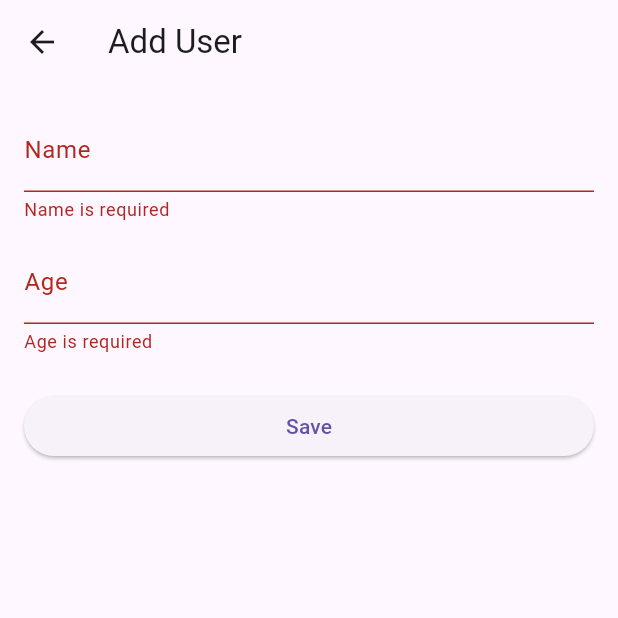
After one commit to PhamCongDung/learning_flutter, a Flutter app: the UserFormPage screen opened directly, after a tap on "Save", on a phone screen of 412 x 824 dp, the top half of it. The commit adds this screen. Run offline on Flutter 3.47's test engine with Material 3 defaults, Android fonts, the phone set to English and light mode, and no system bars.

Commit message:
Add : EditPage

```diff
--- /dev/null
+++ b/userhub/lib/pages/user_form_page.dart
@@ -0,0 +1,88 @@
+import 'package:flutter/material.dart';
+import 'package:userhub/models/user.dart';
+
+class UserFormPage extends StatefulWidget {
+  final User? initialUser;
+  const UserFormPage({super.key, this.initialUser});
+  @override
+  State<UserFormPage> createState() => _UserFormPageState();
+}
+
+class _UserFormPageState extends State<UserFormPage> {
+  final _formKey = GlobalKey<FormState>();
+  late final TextEditingController _nameController;
+  late final TextEditingController _ageController;
+  bool get _isEdit => widget.initialUser != null;
+  @override
+  void initState() {
+    super.initState();
+    final u = widget.initialUser;
+    _nameController = TextEditingController(text: u?.name ?? '');
+    _ageController = TextEditingController(text: u?.age.toString() ?? '');
+  }
+
+  @override
+  void dispose() {
+    _nameController.dispose();
+    _ageController.dispose();
+    super.dispose();
+  }
+
+  void _submit() {
+    if (!_formKey.currentState!.validate()) return;
+    final name = _nameController.text.trim();
+    final age = int.parse(_ageController.text.trim());
+    final id = _isEdit
+        ? widget.initialUser!.id
+        : DateTime.now().microsecondsSinceEpoch.toString();
+    final result = User(id: id, name: name, age: age);
+    Navigator.pop(context, result);
+  }
+
+  @override
+  Widget build(BuildContext context) {
+    // TODO: implement build
+    return Scaffold(
+      appBar: AppBar(title: Text(_isEdit ? 'Edit User' : 'Add User')),
+      body: Padding(
+        padding: const EdgeInsets.all(16),
+        child: Form(
+          key: _formKey,
+          child: Column(
+            children: [
+              TextFormField(
+                controller: _nameController,
+                decoration: const InputDecoration(labelText: 'Name'),
+                validator: (v) {
+                  if (v == null || v.trim().isEmpty) return 'Name is required';
+                  return null;
+                },
+              ),
+              const SizedBox(height: 12),
+              TextFormField(
+                controller: _ageController,
+                decoration: const InputDecoration(labelText: 'Age'),
+                keyboardType: TextInputType.number,
+                validator: (v) {
+                  if (v == null || v.trim().isEmpty) return 'Age is required';
+                  final age = int.tryParse(v.trim());
+                  if (age == null) return 'Age must be a number';
+                  if (age < 0) return 'Age must be > 0';
+                  return null;
+                },
+              ),
+              const SizedBox(height: 24),
+              SizedBox(
+                width: double.infinity,
+                child: ElevatedButton(
+                  onPressed: _submit,
+                  child: Text(_isEdit ? 'Save Changes' : 'Save'),
+                ),
+              ),
+            ],
+          ),
+        ),
+      ),
+    );
+  }
+}
--- a/userhub/lib/pages/user_list_page.dart
+++ b/userhub/lib/pages/user_list_page.dart
@@ -3,6 +3,7 @@ import 'package:userhub/models/user.dart';
 import 'package:userhub/data/fake_api.dart';
 import 'package:userhub/pages/add_user_page.dart';
 import 'package:userhub/pages/user_detail_page.dart';
+import 'package:userhub/pages/user_form_page.dart';
 
 class UserListPage extends StatefulWidget {
   const UserListPage({super.key});
@@ -35,11 +36,25 @@ class _UserListPageState extends State<UserListPage> {
   Future<void> _openAddUser() async {
     final newUser = await Navigator.push<User>(
       context,
-      MaterialPageRoute(builder: (_) => const AddUserPage()),
+      // MaterialPageRoute(builder: (_) => const AddUserPage()),
+      MaterialPageRoute(builder: (_) => const UserFormPage()),
     );
     if (newUser != null) {
       setState(() {
         _user.add(newUser);
+      });
+    }
+  }
+
+  Future<void> _openEdit(User user) async {
+    final updatedUser = await Navigator.push<User>(
+      context,
+      MaterialPageRoute(builder: (_) => UserFormPage(initialUser: user)),
+    );
+    if (updatedUser != null) {
+      setState(() {
+        final index = _user.indexWhere((u) => u.id == updatedUser.id);
+        if (index != -1) _user[index] = updatedUser;
       });
     }
   }
@@ -54,7 +69,7 @@ class _UserListPageState extends State<UserListPage> {
           IconButton(icon: const Icon(Icons.add), onPressed: _openAddUser),
         ],
       ),
-      body: FutureBuilder(
+      body: FutureBuilder<List<User>>(
         future: _futureUsers,
         builder: (context, snapshot) {
           if (snapshot.connectionState == ConnectionState.waiting) {
@@ -76,6 +91,7 @@ class _UserListPageState extends State<UserListPage> {
                 title: Text(user.name),
                 subtitle: Text('Age : ${user.age}'),
                 onTap: () => _openDetail(user),
+                onLongPress: () => _openEdit(user),
               );
             },
           );
```
